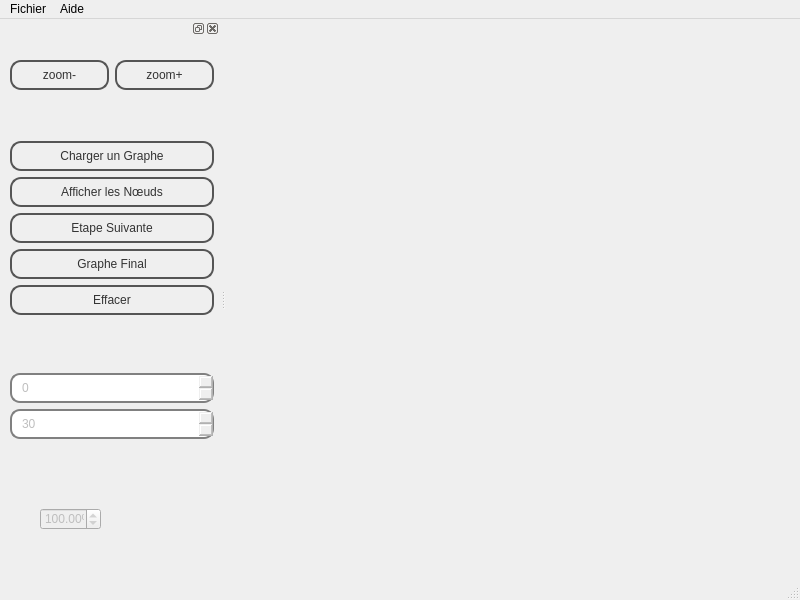
Patre/Energy-saving-in-sensors--networks, file Simulations/ShowGraph/mainwindow.ui: the form before one commit.
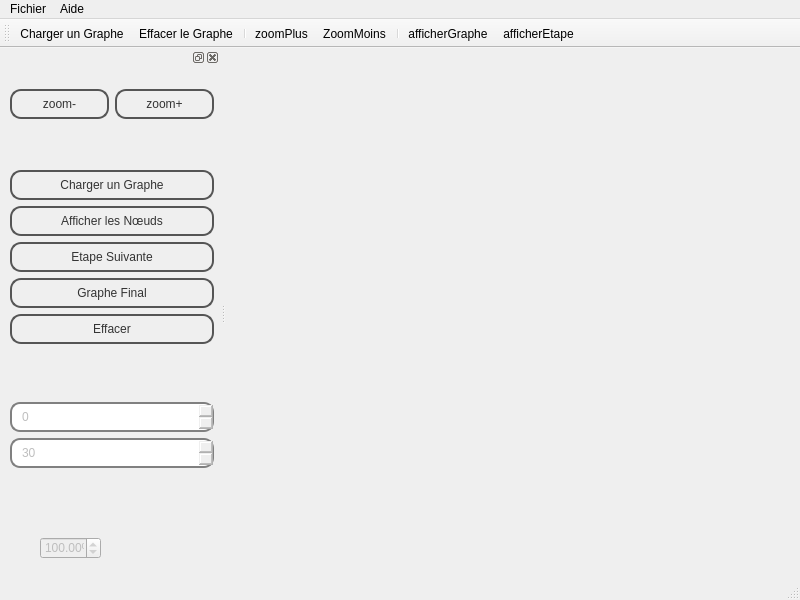
The form after the commit. Icons and pictures are not drawn.

Commit message: ajout de Tool Bar et Icons

The edit to the form file:
```diff
--- a/Simulations/ShowGraph/mainwindow.ui
+++ b/Simulations/ShowGraph/mainwindow.ui
@@ -513,6 +513,25 @@
     </widget>
    </widget>
   </widget>
+  <widget class="QToolBar" name="toolBar">
+   <property name="windowTitle">
+    <string>toolBar</string>
+   </property>
+   <attribute name="toolBarArea">
+    <enum>TopToolBarArea</enum>
+   </attribute>
+   <attribute name="toolBarBreak">
+    <bool>false</bool>
+   </attribute>
+   <addaction name="actionCharger_Graphe"/>
+   <addaction name="actionClear_Graphe"/>
+   <addaction name="separator"/>
+   <addaction name="actionZoomPlus"/>
+   <addaction name="actionZoomMoins"/>
+   <addaction name="separator"/>
+   <addaction name="actionAfficherGraphe"/>
+   <addaction name="actionAfficherEtape"/>
+  </widget>
   <action name="actionCharger_Graphe">
    <property name="text">
     <string>Charger un Graphe</string>
@@ -533,6 +552,42 @@
     <string>Qui somme Nous?</string>
    </property>
   </action>
+  <action name="actionZoomPlus">
+   <property name="icon">
+    <iconset resource="res.qrc">
+     <normaloff>:/icons/ressources/viewmag+-256.png</normaloff>:/icons/ressources/viewmag+-256.png</iconset>
+   </property>
+   <property name="text">
+    <string>zoomPlus</string>
+   </property>
+  </action>
+  <action name="actionZoomMoins">
+   <property name="icon">
+    <iconset resource="res.qrc">
+     <normaloff>:/icons/ressources/viewmag--256.png</normaloff>:/icons/ressources/viewmag--256.png</iconset>
+   </property>
+   <property name="text">
+    <string>ZoomMoins</string>
+   </property>
+  </action>
+  <action name="actionAfficherGraphe">
+   <property name="icon">
+    <iconset resource="res.qrc">
+     <normaloff>:/icons/ressources/2rightarrow-256.png</normaloff>:/icons/ressources/2rightarrow-256.png</iconset>
+   </property>
+   <property name="text">
+    <string>afficherGraphe</string>
+   </property>
+  </action>
+  <action name="actionAfficherEtape">
+   <property name="icon">
+    <iconset resource="res.qrc">
+     <normaloff>:/icons/ressources/1rightarrow-256.png</normaloff>:/icons/ressources/1rightarrow-256.png</iconset>
+   </property>
+   <property name="text">
+    <string>afficherEtape</string>
+   </property>
+  </action>
  </widget>
  <resources/>
  <connections>
```
Left out of the diff: 128 changed lines with no effect on the pictures. The commit also changes 7 other files.
